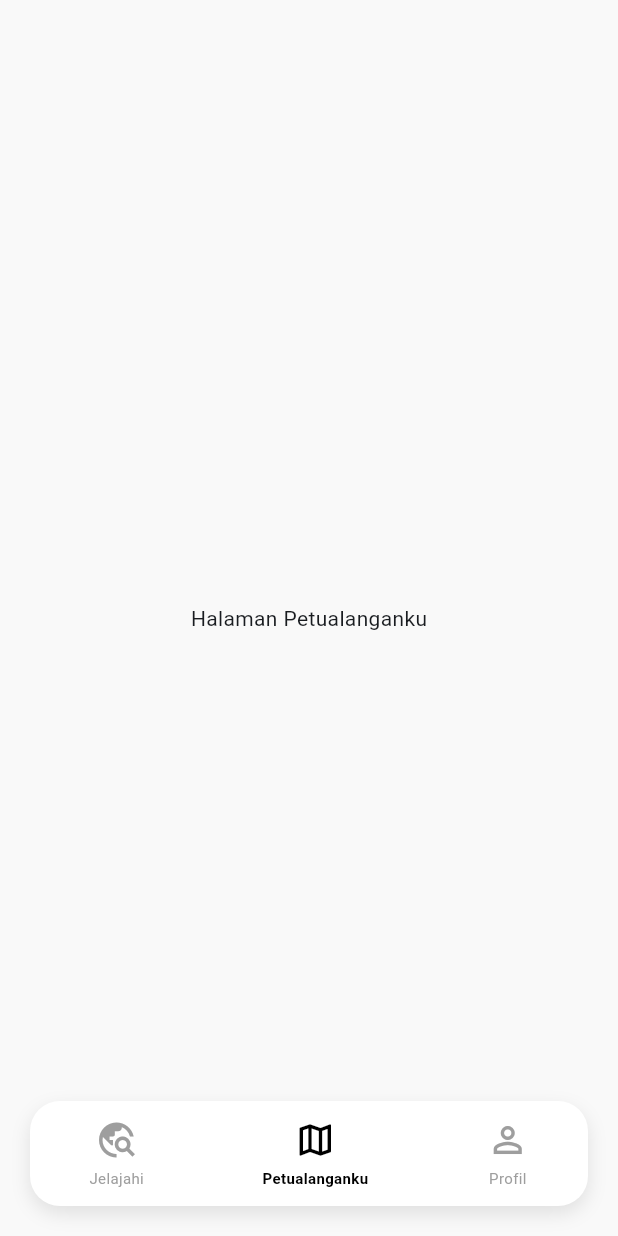
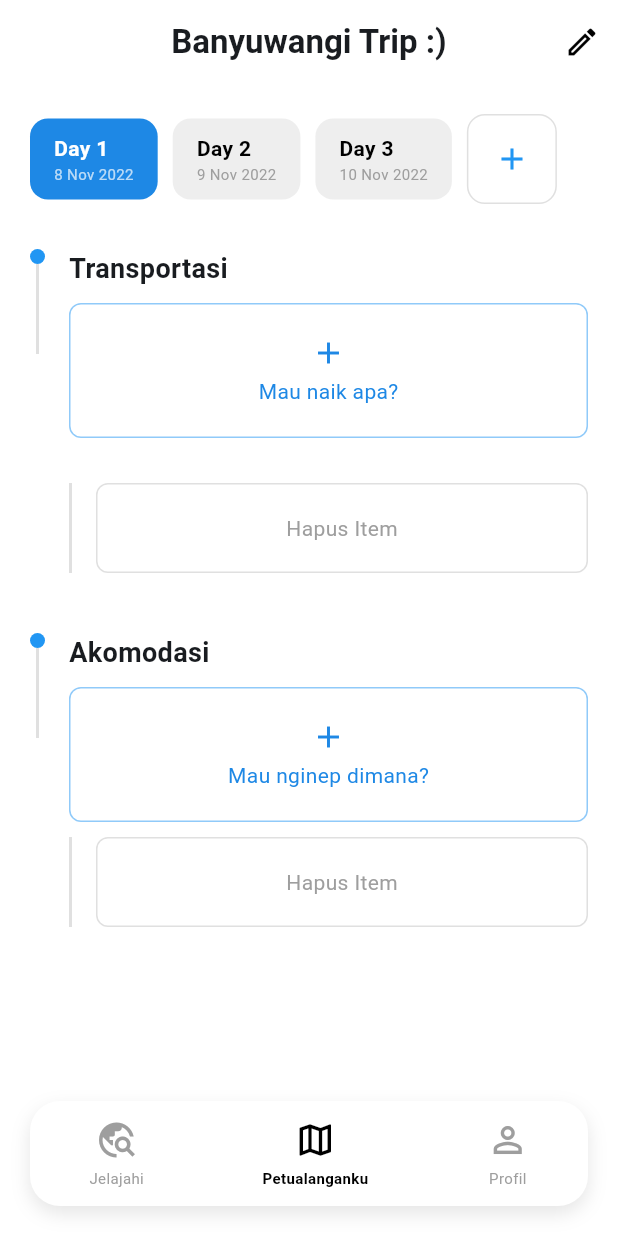
Before and after one commit to sukamettawahalib/TripID-Akomodasi-App, a Flutter app: the HomeScreen screen opened directly, item 2 of the bottom bar chosen, on a phone screen of 412 x 824 dp. Run offline on Flutter 3.47's test engine with Material 3 defaults, Android fonts, the light colour scheme and no system bars; our stand-ins replace supabase_flutter; accounts and stored records are empty; network calls fail; Roboto replaces fonts that are missing (Plus Jakarta Sans).

Commit message:
view tab Perjalananku dan Transportasi

```diff
--- a/lib/home_screen.dart
+++ b/lib/home_screen.dart
@@ -1,4 +1,6 @@
 import 'package:flutter/material.dart';
+import 'screens/home/itinerary_screen.dart';
+import 'transportasi_screen.dart';
 
 // --- MOCK DATA MODEL ---
 class Destination {
@@ -45,8 +47,8 @@ class _HomeScreenState extends State<HomeScreen> {
 
   final List<Widget> _pages = [
     const ExploreTab(),      // Halaman Jelajahi
-    const Center(child: Text("Halaman Petualanganku")), // Placeholder
-    const ProfileTab(),      // Halaman Profil (BARU)
+    ItineraryScreen(tripTitle: 'Banyuwangi Trip :)',),    // Halaman Petualanganku (BARU)
+    const ProfileTab(),      // Halaman Profil
   ];
 
   @override
--- a/lib/screens/home/home_screen.dart
+++ b/lib/screens/home/home_screen.dart
@@ -1,5 +1,5 @@
 import 'package:flutter/material.dart';
-import '../../shared/constants.dart';
+import 'itinerary_screen.dart';
 import 'explore_tab.dart';
 import 'profile_tab.dart';
 
@@ -13,9 +13,9 @@ class HomeScreen extends StatefulWidget {
 class _HomeScreenState extends State<HomeScreen> {
   int _selectedIndex = 0;
 
-  final List<Widget> _pages = [
+  List<Widget> get _pages => [
     const ExploreTab(),      // Halaman Jelajahi
-    const Center(child: Text("Halaman Petualanganku")), // Placeholder
+    ItineraryScreen(tripTitle: 'Banyuwangi Trip :)',),
     const ProfileTab(),      // Halaman Profil
   ];
 
@@ -40,7 +40,7 @@ class _HomeScreenState extends State<HomeScreen> {
                 borderRadius: BorderRadius.circular(20),
                 boxShadow: [
                   BoxShadow(
-                    color: kBlack.withOpacity(0.1),
+                    color: Colors.black.withOpacity(0.1),
                     blurRadius: 10,
                     offset: const Offset(0, 5),
                   ),
@@ -77,8 +77,8 @@ class _HomeScreenState extends State<HomeScreen> {
           Text(
             label,
             style: TextStyle(
-              fontSize: kFontSizeXXS,
-              fontWeight: isSelected ? kFontWeightBold : FontWeight.normal,
+              fontSize: 12.0,
+              fontWeight: isSelected ? FontWeight.bold : FontWeight.normal,
               color: isSelected ? Colors.black : Colors.grey,
             ),
           )
--- /dev/null
+++ b/lib/screens/home/itinerary_screen.dart
@@ -0,0 +1,203 @@
+import 'package:flutter/material.dart';
+import '../../transportasi_screen.dart';
+
+
+class ItineraryScreen extends StatelessWidget {
+  final String tripTitle;
+  const ItineraryScreen({super.key, required this.tripTitle});
+
+
+  Widget _buildDayChip(String day, String date, bool isActive) {
+    final color = isActive ? Colors.blue[600] : Colors.grey[200];
+    return Container(
+      margin: const EdgeInsets.only(right: 10),
+      padding: const EdgeInsets.symmetric(horizontal: 16, vertical: 10),
+      decoration: BoxDecoration(
+        color: color,
+        borderRadius: BorderRadius.circular(12),
+      ),
+      child: Column(
+        crossAxisAlignment: CrossAxisAlignment.start,
+        children: [
+          Text(day, style: TextStyle(color: isActive ? Colors.white : Colors.black, fontWeight: FontWeight.bold)),
+          Text(date, style: TextStyle(color: isActive ? Colors.white70 : Colors.grey, fontSize: 10)),
+        ],
+      ),
+    );
+  }
+
+  Widget _buildAddDayChip() {
+    return Container(
+      width: 60, height: 60,
+      decoration: BoxDecoration(
+        color: Colors.white,
+        borderRadius: BorderRadius.circular(12),
+        border: Border.all(color: Colors.grey[300]!),
+      ),
+      child: const Icon(Icons.add, color: Colors.blue),
+    );
+  }
+
+  // Widget untuk Title Timeline (Transportasi/Akomodasi)
+  Widget _buildTimelineItem(BuildContext context, {required String title, required Color iconColor, required VoidCallback onAddTap}) {
+    return Row(
+      crossAxisAlignment: CrossAxisAlignment.start,
+      children: [
+        // Indikator Timeline
+        Column(
+          children: [
+            Container(
+              width: 10, height: 10,
+              decoration: BoxDecoration(color: iconColor, shape: BoxShape.circle),
+            ),
+            Container(
+              width: 2, height: 60,
+              color: Colors.grey[300],
+            ),
+          ],
+        ),
+        const SizedBox(width: 16),
+        // Konten
+        Expanded(
+          child: Column(
+            crossAxisAlignment: CrossAxisAlignment.start,
+            children: [
+              Text(title, style: const TextStyle(fontSize: 18, fontWeight: FontWeight.bold)),
+              const SizedBox(height: 10),
+              // Card Aksi
+              Container(
+                decoration: BoxDecoration(
+                  border: Border.all(color: Colors.blue[200]!, style: BorderStyle.solid),
+                  borderRadius: BorderRadius.circular(8),
+                ),
+                child: InkWell(
+                  onTap: onAddTap, // Navigasi ke TransportSelectionScreen
+                  child: Container(
+                    padding: const EdgeInsets.all(20),
+                    width: double.infinity,
+                    child: Center(
+                      child: Column(
+                        children: [
+                          Icon(Icons.add, color: Colors.blue[600]),
+                          const SizedBox(height: 4),
+                          Text(
+                            title == "Transportasi" ? "Mau naik apa?" : "Mau nginep dimana?",
+                            style: TextStyle(color: Colors.blue[600])
+                          ),
+                        ],
+                      ),
+                    ),
+                  ),
+                ),
+              ),
+            ],
+          ),
+        ),
+      ],
+    );
+  }
+
+  // Widget Placeholder Kosong
+  Widget _buildEmptyItemCard() {
+    return Padding(
+      padding: const EdgeInsets.only(left: 26, top: 10),
+      child: Row(
+        children: [
+          Container(
+            width: 2, height: 60,
+            color: Colors.grey[300],
+          ),
+          const SizedBox(width: 16),
+          Expanded(
+            child: Container(
+              height: 60,
+              decoration: BoxDecoration(
+                border: Border.all(color: Colors.grey[300]!, style: BorderStyle.solid),
+                borderRadius: BorderRadius.circular(8),
+              ),
+              child: const Center(child: Text("Hapus Item", style: TextStyle(color: Colors.grey))),
+            ),
+          ),
+        ],
+      ),
+    );
+  }
+
+  // --- BUILD UTAMA ---
+
+  @override
+  Widget build(BuildContext context) {
+    return Scaffold(
+      backgroundColor: Colors.white,
+      appBar: AppBar(
+        title: Text(tripTitle, style: const TextStyle(fontWeight: FontWeight.bold)),
+        centerTitle: true,
+        backgroundColor: Colors.white,
+        elevation: 0,
+        actions: [
+          // Edit Button (Pensil)
+          IconButton(onPressed: () {}, icon: const Icon(Icons.edit_outlined, color: Colors.black)),
+        ],
+      ),
+      body: SingleChildScrollView(
+        child: Column(
+          crossAxisAlignment: CrossAxisAlignment.start,
+          children: [
+            const SizedBox(height: 20),
+            // Day Tabs
+            SingleChildScrollView(
+              scrollDirection: Axis.horizontal,
+              padding: const EdgeInsets.symmetric(horizontal: 20),
+              child: Row(
+                children: [
+                  _buildDayChip("Day 1", "8 Nov 2022", true),
+                  _buildDayChip("Day 2", "9 Nov 2022", false),
+                  _buildDayChip("Day 3", "10 Nov 2022", false),
+                  _buildAddDayChip(),
+                ],
+              ),
+            ),
+
+            const SizedBox(height: 30),
+
+            // Timeline Konten
+            Padding(
+              padding: const EdgeInsets.symmetric(horizontal: 20),
+              child: Column(
+                crossAxisAlignment: CrossAxisAlignment.start,
+                children: [
+                  // --- Transportasi ---
+                  _buildTimelineItem(
+                    context,
+                    title: "Transportasi",
+                    iconColor: Colors.blue,
+                    onAddTap: () {
+                      // NAVIGASI KE SCREEN TRANSPORT SELECTION
+                      Navigator.push(context, MaterialPageRoute(builder: (_) => const TransportSelectionScreen()));
+                    },
+                  ),
+                  const SizedBox(height: 20),
+                  // Placeholder Item Kosong (Garis Putus-putus)
+                  _buildEmptyItemCard(),
+                  const SizedBox(height: 40),
+
+                  // --- Akomodasi ---
+                  _buildTimelineItem(
+                    context,
+                    title: "Akomodasi",
+                    iconColor: Colors.blue,
+                    onAddTap: () {}, // Aksi akan ditambahkan nanti
+                  ),
+                  // Placeholder Item Kosong
+                  _buildEmptyItemCard(),
+                  const SizedBox(height: 40),
+                ],
+              ),
+            ),
+            const SizedBox(height: 100), // Ruang bawah untuk Bottom Nav Bar
+          ],
+        ),
+      ),
+    );
+  }
+}
--- a/lib/screens/screens.dart
+++ b/lib/screens/screens.dart
@@ -2,3 +2,4 @@
 export 'splash/splash_screens.dart';
 export 'auth/auth_screens.dart';
 export 'home/home_screens.dart';
+export 'home/itinerary_screen.dart';
```
Also changed, not shown: lib/itinerary_screen.dart (added, +203 -0 lines), lib/transportasi_screen.dart (added, +198 -0 lines).
